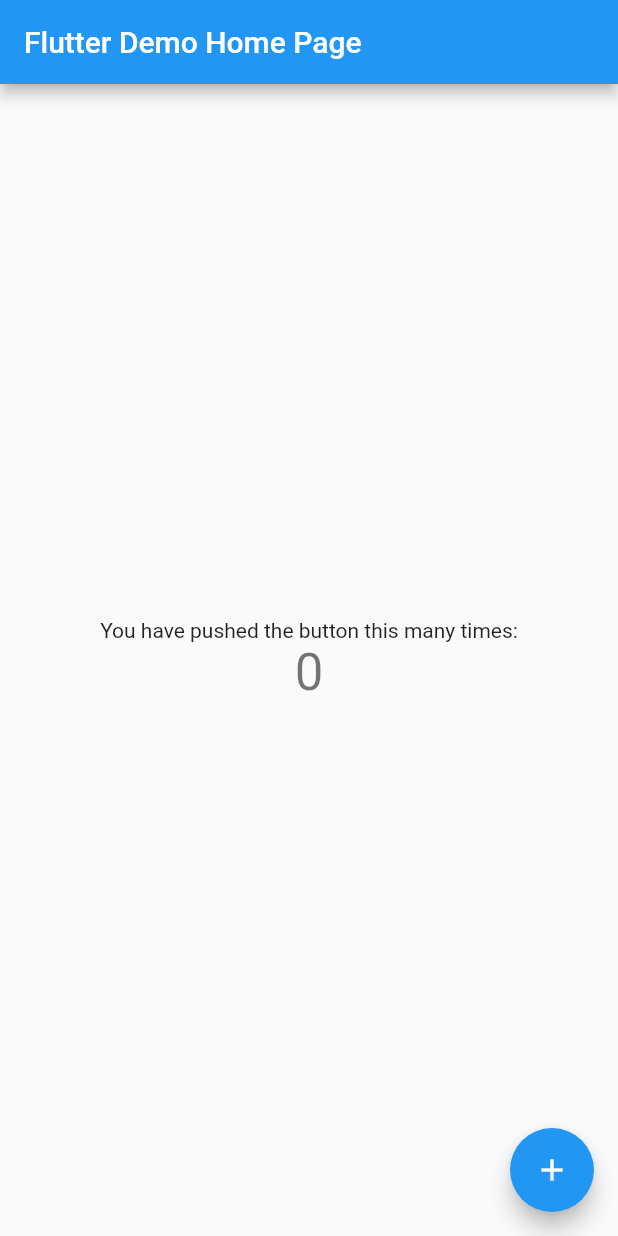
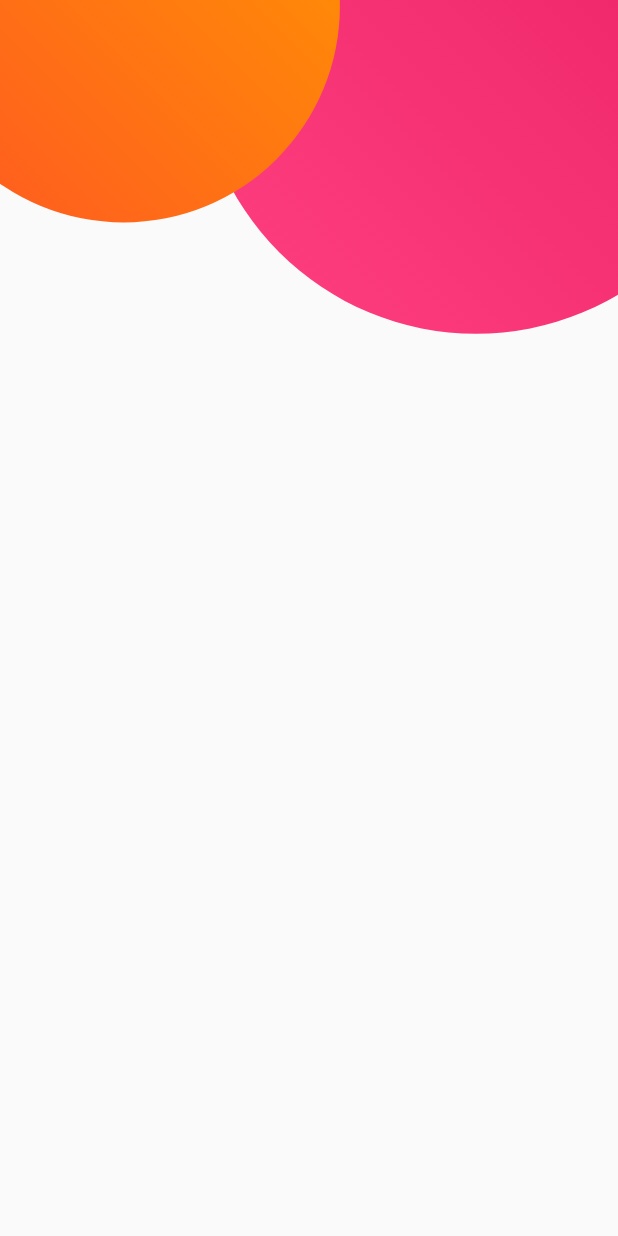
Before and after one commit to goandreus/socket, a Flutter app: the screen it shows after launch, on a phone screen of 412 x 824 dp. Run offline on Flutter 3.47's test engine with Material 2 defaults, Android fonts, the phone set to English and light mode, and no system bars.

Commit message:
initial design

```diff
--- a/lib/main.dart
+++ b/lib/main.dart
@@ -1,4 +1,5 @@
 import 'package:flutter/material.dart';
+import 'package:socket/pages/login.dart';
 
 void main() => runApp(MyApp());
 
@@ -9,103 +10,10 @@ class MyApp extends StatelessWidget {
     return MaterialApp(
       title: 'Flutter Demo',
       theme: ThemeData(
-        // This is the theme of your application.
-        //
-        // Try running your application with "flutter run". You'll see the
-        // application has a blue toolbar. Then, without quitting the app, try
-        // changing the primarySwatch below to Colors.green and then invoke
-        // "hot reload" (press "r" in the console where you ran "flutter run",
-        // or simply save your changes to "hot reload" in a Flutter IDE).
-        // Notice that the counter didn't reset back to zero; the application
-        // is not restarted.
+
         primarySwatch: Colors.blue,
       ),
-      home: MyHomePage(title: 'Flutter Demo Home Page'),
+      home: LoginPage(),
     );
   }
 }
-
-class MyHomePage extends StatefulWidget {
-  MyHomePage({Key key, this.title}) : super(key: key);
-
-  // This widget is the home page of your application. It is stateful, meaning
-  // that it has a State object (defined below) that contains fields that affect
-  // how it looks.
-
-  // This class is the configuration for the state. It holds the values (in this
-  // case the title) provided by the parent (in this case the App widget) and
-  // used by the build method of the State. Fields in a Widget subclass are
-  // always marked "final".
-
-  final String title;
-
-  @override
-  _MyHomePageState createState() => _MyHomePageState();
-}
-
-class _MyHomePageState extends State<MyHomePage> {
-  int _counter = 0;
-
-  void _incrementCounter() {
-    setState(() {
-      // This call to setState tells the Flutter framework that something has
-      // changed in this State, which causes it to rerun the build method below
-      // so that the display can reflect the updated values. If we changed
-      // _counter without calling setState(), then the build method would not be
-      // called again, and so nothing would appear to happen.
-      _counter++;
-    });
-  }
-
-  @override
-  Widget build(BuildContext context) {
-    // This method is rerun every time setState is called, for instance as done
-    // by the _incrementCounter method above.
-    //
-    // The Flutter framework has been optimized to make rerunning build methods
-    // fast, so that you can just rebuild anything that needs updating rather
-    // than having to individually change instances of widgets.
-    return Scaffold(
-      appBar: AppBar(
-        // Here we take the value from the MyHomePage object that was created by
-        // the App.build method, and use it to set our appbar title.
-        title: Text(widget.title),
-      ),
-      body: Center(
-        // Center is a layout widget. It takes a single child and positions it
-        // in the middle of the parent.
-        child: Column(
-          // Column is also a layout widget. It takes a list of children and
-          // arranges them vertically. By default, it sizes itself to fit its
-          // children horizontally, and tries to be as tall as its parent.
-          //
-          // Invoke "debug painting" (press "p" in the console, choose the
-          // "Toggle Debug Paint" action from the Flutter Inspector in Android
-          // Studio, or the "Toggle Debug Paint" command in Visual Studio Code)
-          // to see the wireframe for each widget.
-          //
-          // Column has various properties to control how it sizes itself and
-          // how it positions its children. Here we use mainAxisAlignment to
-          // center the children vertically; the main axis here is the vertical
-          // axis because Columns are vertical (the cross axis would be
-          // horizontal).
-          mainAxisAlignment: MainAxisAlignment.center,
-          children: <Widget>[
-            Text(
-              'You have pushed the button this many times:',
-            ),
-            Text(
-              '$_counter',
-              style: Theme.of(context).textTheme.display1,
-            ),
-          ],
-        ),
-      ),
-      floatingActionButton: FloatingActionButton(
-        onPressed: _incrementCounter,
-        tooltip: 'Increment',
-        child: Icon(Icons.add),
-      ), // This trailing comma makes auto-formatting nicer for build methods.
-    );
-  }
-}
--- /dev/null
+++ b/lib/pages/login.dart
@@ -0,0 +1,50 @@
+import 'package:flutter/material.dart';
+
+import 'package:flutter/cupertino.dart';
+import 'package:socket/widgets/circle.dart';
+
+class LoginPage extends StatefulWidget {
+  LoginPage({Key key}) : super(key: key);
+
+  @override
+  _LoginPageState createState() => _LoginPageState();
+}
+
+class _LoginPageState extends State<LoginPage> {
+  @override
+  Widget build(BuildContext context) {
+    final size = MediaQuery.of(context).size;
+    return Scaffold(
+      body: Container(
+        width: size.width,
+        height: size.height,
+        child: Stack(
+          children: <Widget>[
+            Positioned(
+              right: -size.width*0.22,
+              top: -size.width*0.36,
+              child: Circle(
+                radius: size.width *0.45,
+                colors: [
+                  Colors.pink,
+                  Colors.pinkAccent,
+                ],
+              ),
+            ),
+            Positioned(
+              left: -size.width*0.15,
+              top: -size.width*0.34,
+              child: Circle(
+                radius: size.width *0.35,
+                colors: [
+                  Colors.orange,
+                  Colors.deepOrange,
+                ],
+              ),
+            ),
+          ],
+        ),
+      ),
+    );
+  }
+}
--- /dev/null
+++ b/lib/widgets/circle.dart
@@ -0,0 +1,20 @@
+import 'package:flutter/material.dart';
+
+class Circle extends StatelessWidget {
+  final double  radius;
+  final List<Color> colors;
+
+  const Circle({Key key, @required this.radius, @required this.colors}) : super(key: key);
+
+  @override
+  Widget build(BuildContext context) {
+    return Container(
+      width: radius * 2,
+      height: radius * 2,
+      decoration: BoxDecoration(
+        borderRadius: BorderRadius.circular(this.radius),
+        gradient: LinearGradient(colors: this.colors,begin: Alignment.topRight,end: Alignment.bottomLeft)
+      ),
+    );
+  }
+}
```
Also changed, not shown: 2 other files.
